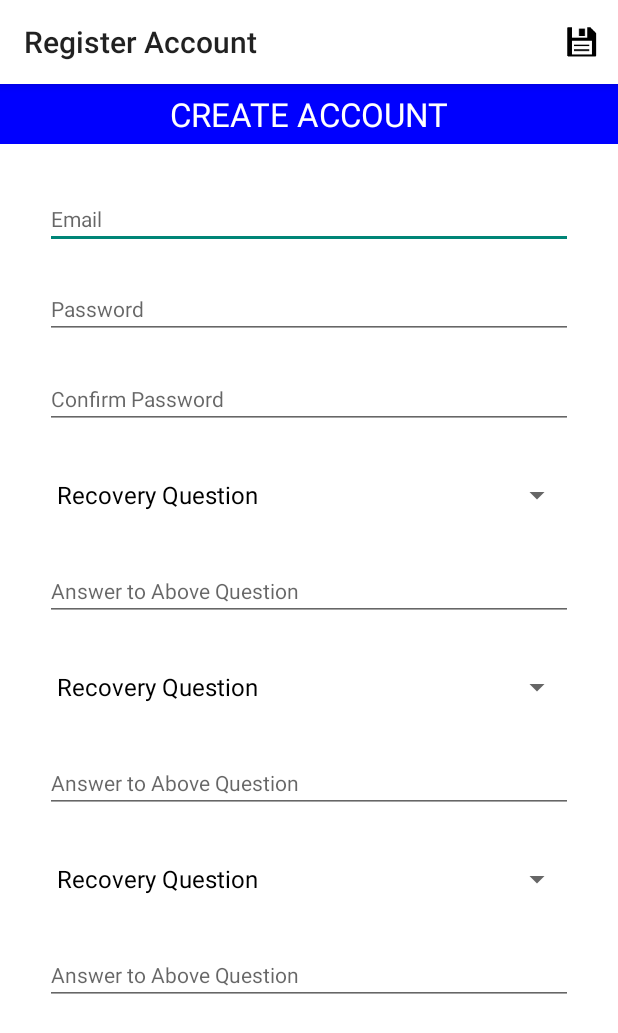
After one commit to DeanParrish/Battery-Status, an Android app: the RegisterAccount screen opened directly, with no data from a screen before it, on a phone screen of 412 x 824 dp. The commit adds this screen. Shown: the top 1033 px of the screen. Run offline under Robolectric (Android 15) with nearby library versions, the phone set to English and light mode, and no system bars.

Commit message:
Got ListView/Graph click buttoned up Added Sign up page --NO VALIDATION YET--

```diff
--- /dev/null
+++ b/app/src/main/java/com/example/parrish/test/RegisterAccount.java
@@ -0,0 +1,56 @@
+package com.example.parrish.test;
+
+import android.app.Activity;
+import android.support.v7.app.ActionBarActivity;
+import android.os.Bundle;
+import android.view.Menu;
+import android.view.MenuItem;
+import android.widget.ArrayAdapter;
+import android.widget.Spinner;
+
+
+public class RegisterAccount extends Activity {
+
+    @Override
+    protected void onCreate(Bundle savedInstanceState) {
+        super.onCreate(savedInstanceState);
+        setContentView(R.layout.activity_register_account);
+
+        Spinner ddlQuestion1 = (Spinner) findViewById(R.id.ddlQuestion1);
+        Spinner ddlQuestion2 = (Spinner) findViewById(R.id.ddlQuestion2);
+        Spinner ddlQuestion3 = (Spinner) findViewById(R.id.ddlQuestion3);
+
+        ArrayAdapter<CharSequence> adapter = ArrayAdapter.createFromResource(this, R.array.securityQuestions, android.R.layout.simple_spinner_dropdown_item);
+        adapter.setDropDownViewResource(android.R.layout.simple_spinner_dropdown_item);
+        ddlQuestion1.setAdapter(adapter);
+        ddlQuestion2.setAdapter(adapter);
+        ddlQuestion3.setAdapter(adapter);
+    }
+
+    @Override
+    public boolean onCreateOptionsMenu(Menu menu) {
+        // Inflate the menu; this adds items to the action bar if it is present.
+        getMenuInflater().inflate(R.menu.menu_register_account, menu);
+        return true;
+    }
+
+    @Override
+    public boolean onOptionsItemSelected(MenuItem item) {
+        // Handle action bar item clicks here. The action bar will
+        // automatically handle clicks on the Home/Up button, so long
+        // as you specify a parent activity in AndroidManifest.xml.
+        int id = item.getItemId();
+
+        //noinspection SimplifiableIfStatement
+        if (id == R.id.action_settings) {
+            return true;
+        }
+
+        return super.onOptionsItemSelected(item);
+    }
+    public void onSubmitClick(MenuItem item){
+        int i = 4;
+
+        i++;
+    }
+}
--- /dev/null
+++ b/app/src/main/res/layout/activity_register_account.xml
@@ -0,0 +1,185 @@
+<?xml version="1.0" encoding="utf-8"?>
+<LinearLayout xmlns:android="http://schemas.android.com/apk/res/android"
+    android:layout_width="match_parent"
+    android:layout_height="match_parent"
+    android:orientation="vertical"
+    android:weightSum="1">
+
+    <TextView
+        android:id="@+id/title"
+        android:layout_width="match_parent"
+        android:layout_height="wrap_content"
+        android:layout_alignParentEnd="true"
+        android:layout_alignParentStart="true"
+        android:layout_alignParentTop="true"
+        android:background="#ff0000FF"
+        android:gravity="center_horizontal"
+        android:paddingBottom="5dp"
+        android:paddingTop="5dp"
+        android:text="CREATE ACCOUNT"
+        android:textAppearance="?android:attr/textAppearanceLarge"
+        android:textColor="#ffffff" />
+
+    <ScrollView
+        android:id="@+id/scrollView6"
+        android:layout_width="fill_parent"
+        android:layout_height="fill_parent"
+        android:padding="20dp">
+        <LinearLayout
+            android:layout_width="fill_parent"
+            android:layout_height="fill_parent"
+            android:orientation="vertical"
+            android:weightSum="1">
+
+        <LinearLayout
+            android:layout_width="match_parent"
+            android:layout_height="match_parent"
+            android:layout_weight=".15"
+            android:orientation="horizontal"
+            android:layout_margin="10dp">
+
+            <EditText
+                android:id="@+id/txtEmail"
+                style="@style/Material.Widget.EditText.Light"
+                android:layout_width="fill_parent"
+                android:layout_height="wrap_content"
+                android:hint="Email"
+                android:textAppearance="@style/Base.TextAppearance.AppCompat.Body1"
+                android:textColor="#FF000000" />
+
+        </LinearLayout>
+
+        <LinearLayout
+            android:layout_width="match_parent"
+            android:layout_height="match_parent"
+            android:layout_weight=".1"
+            android:orientation="horizontal"
+            android:layout_margin="10dp">
+
+            <EditText
+                android:id="@+id/txtPassword"
+                style="@style/Material.Widget.EditText.Light"
+                android:layout_width="fill_parent"
+                android:layout_height="wrap_content"
+                android:hint="Password"
+                android:textAppearance="@style/Base.TextAppearance.AppCompat.Body1"
+                android:textColor="#FF000000" />
+
+        </LinearLayout>
+
+        <LinearLayout
+            android:layout_width="match_parent"
+            android:layout_height="match_parent"
+            android:layout_weight=".1"
+            android:orientation="horizontal"
+            android:layout_margin="10dp">
+
+            <EditText
+                android:id="@+id/txtConfirmPassword"
+                style="@style/Material.Widget.EditText.Light"
+                android:layout_width="fill_parent"
+                android:layout_height="wrap_content"
+                android:hint="Confirm Password"
+                android:textAppearance="@style/Base.TextAppearance.AppCompat.Body1"
+                android:textColor="#FF000000" />
+
+        </LinearLayout>
+
+        <LinearLayout
+            android:layout_width="match_parent"
+            android:layout_height="match_parent"
+            android:layout_weight=".1"
+            android:orientation="horizontal"
+            android:layout_margin="10dp">
+
+            <Spinner
+                android:id="@+id/ddlQuestion1"
+                android:layout_width="fill_parent"
+                android:layout_height="wrap_content" />
+
+        </LinearLayout>
+
+        <LinearLayout
+            android:layout_width="match_parent"
+            android:layout_height="match_parent"
+            android:layout_weight=".1"
+            android:orientation="horizontal"
+            android:layout_margin="10dp">
+
+            <EditText
+                android:id="@+id/txtAnswer1"
+                style="@style/Material.Widget.EditText.Light"
+                android:layout_width="fill_parent"
+                android:layout_height="wrap_content"
+                android:hint="Answer to Above Question"
+                android:textAppearance="@style/Base.TextAppearance.AppCompat.Body1"
+                android:textColor="#FF000000" />
+
+        </LinearLayout>
+
+        <LinearLayout
+            android:layout_width="match_parent"
+            android:layout_height="match_parent"
+            android:layout_weight=".1"
+            android:orientation="horizontal"
+            android:layout_margin="10dp">
+
+            <Spinner
+                android:id="@+id/ddlQuestion2"
+                android:layout_width="fill_parent"
+                android:layout_height="wrap_content" />
+
+        </LinearLayout>
+
+        <LinearLayout
+            android:layout_width="match_parent"
+            android:layout_height="match_parent"
+            android:layout_weight=".1"
+            android:orientation="horizontal"
+            android:layout_margin="10dp">
+
+            <EditText
+                android:id="@+id/txtAnswer2"
+                style="@style/Material.Widget.EditText.Light"
+                android:layout_width="fill_parent"
+                android:layout_height="wrap_content"
+                android:hint="Answer to Above Question"
+                android:textAppearance="@style/Base.TextAppearance.AppCompat.Body1"
+                android:textColor="#FF000000" />
+
+        </LinearLayout>
+
+        <LinearLayout
+            android:layout_width="match_parent"
+            android:layout_height="match_parent"
+            android:layout_weight=".1"
+            android:orientation="horizontal"
+            android:layout_margin="10dp">
+
+            <Spinner
+                android:id="@+id/ddlQuestion3"
+                android:layout_width="fill_parent"
+                android:layout_height="wrap_content" />
+        </LinearLayout>
+
+        <LinearLayout
+            android:layout_width="match_parent"
+            android:layout_height="match_parent"
+            android:layout_weight=".1"
+            android:orientation="horizontal"
+            android:layout_margin="10dp">
+
+            <EditText
+                android:id="@+id/txtAnswer3"
+                style="@style/Material.Widget.EditText.Light"
+                android:layout_width="fill_parent"
+                android:layout_height="wrap_content"
+                android:hint="Answer to Above Question"
+                android:textAppearance="@style/Base.TextAppearance.AppCompat.Body1"
+                android:textColor="#FF000000" />
+        </LinearLayout>
+
+        </LinearLayout>
+    </ScrollView>
+
+</LinearLayout>
--- a/app/src/main/res/layout/fragment_battery_stats_graph.xml
+++ b/app/src/main/res/layout/fragment_battery_stats_graph.xml
@@ -56,8 +56,9 @@
         android:id="@+id/fabEdit"
         android:layout_width="wrap_content"
         android:layout_height="wrap_content"
-            android:src="@drawable/ic_edit"
+        android:src="@drawable/ic_edit"
         floatingactionbutton:fab_colorNormal="#1976D2"
+        floatingactionbutton:fab_colorPressed="#9EC5EC"
         />
 
         <com.github.clans.fab.FloatingActionButton
--- a/app/src/main/res/menu/menu_create_battery.xml
+++ b/app/src/main/res/menu/menu_create_battery.xml
@@ -12,6 +12,7 @@
         android:icon="@mipmap/ic_save"
         android:orderInCategory="0"
         android:showAsAction="ifRoom"
+        android:title="@string/activity_save"
         android:onClick="onSubmitClick" />
     <item
         android:id="@+id/action_settings"
--- /dev/null
+++ b/app/src/main/res/menu/menu_register_account.xml
@@ -0,0 +1,14 @@
+<menu xmlns:android="http://schemas.android.com/apk/res/android"
+    xmlns:app="http://schemas.android.com/apk/res-auto"
+    xmlns:tools="http://schemas.android.com/tools"
+    tools:context="com.example.parrish.test.RegisterAccount">
+<!--    <item android:id="@+id/action_settings" android:title="@string/action_settings"
+        android:orderInCategory="100" app:showAsAction="never" />-->
+    <item
+        android:id="@+id/action_save"
+        android:icon="@mipmap/ic_save"
+        android:orderInCategory="0"
+        android:showAsAction="ifRoom"
+        android:title="@string/activity_save"
+        android:onClick="onSubmitClick" />
+</menu>
--- a/app/src/main/res/values/strings.xml
+++ b/app/src/main/res/values/strings.xml
@@ -61,6 +61,26 @@
         <item>10000</item>
     </string-array>
 
+    <string-array name="securityQuestions">
+        <item>Recovery Question</item>
+        <item>What was your favorite place to visit as a child?</item>
+        <item>Who is your favorite actor, musician, or artist?</item>
+        <item>What is the name of your favorite pet?</item>
+        <item>In what city were you born?</item>
+        <item>What high school did you attend?</item>
+        <item>What is the name of your first school?</item>
+        <item>What is your favorite movie?</item>
+        <item>What is your mother\'s maiden name?</item>
+        <item>What street did you grow up on?</item>
+        <item>What was the make of your first car?</item>
+        <item>When is your anniversary?</item>
+        <item>What is your favorite color?</item>
+        <item>What is your father\'s middle name?</item>
+        <item>What is the name of your first grade teacher?</item>
+        <item>What was your high school mascot?</item>
+        <item>Which is your favorite web browser?</item>
+    </string-array>
+
     <string name="title_activity_edit_battery">EditBattery</string>
 
     <string-array name="tabs">
@@ -72,4 +92,5 @@
     <string name="hello_blank_fragment">Hello blank fragment</string>
     <string name="title_activity_settings">Settings</string>
     <string name="title_activity_login">Login</string>
+    <string name="title_activity_register_account">Register Account</string>
 </resources>
```
Also changed, not shown: app/src/main/AndroidManifest.xml (+7 -2 lines), app/src/main/java/Classes/FeedReaderDbHelper.java (+26 -8 lines), app/src/main/java/com/example/parrish/test/BatteryStatsGraph.java (+123 -71 lines), app/src/main/java/com/example/parrish/test/CreateBattery.java (+25 -6 lines), app/src/main/java/com/example/parrish/test/Login.java (+67 -22 lines), app/src/main/res/layout/activity_view_statistics.xml (+9 -5 lines), 1 other file.
